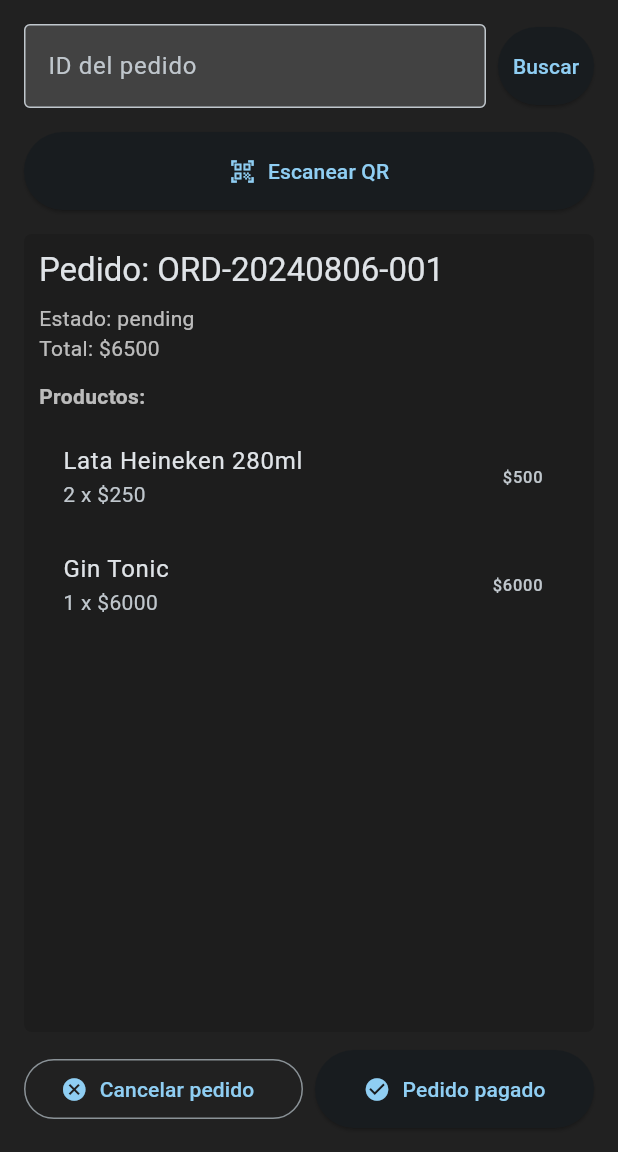
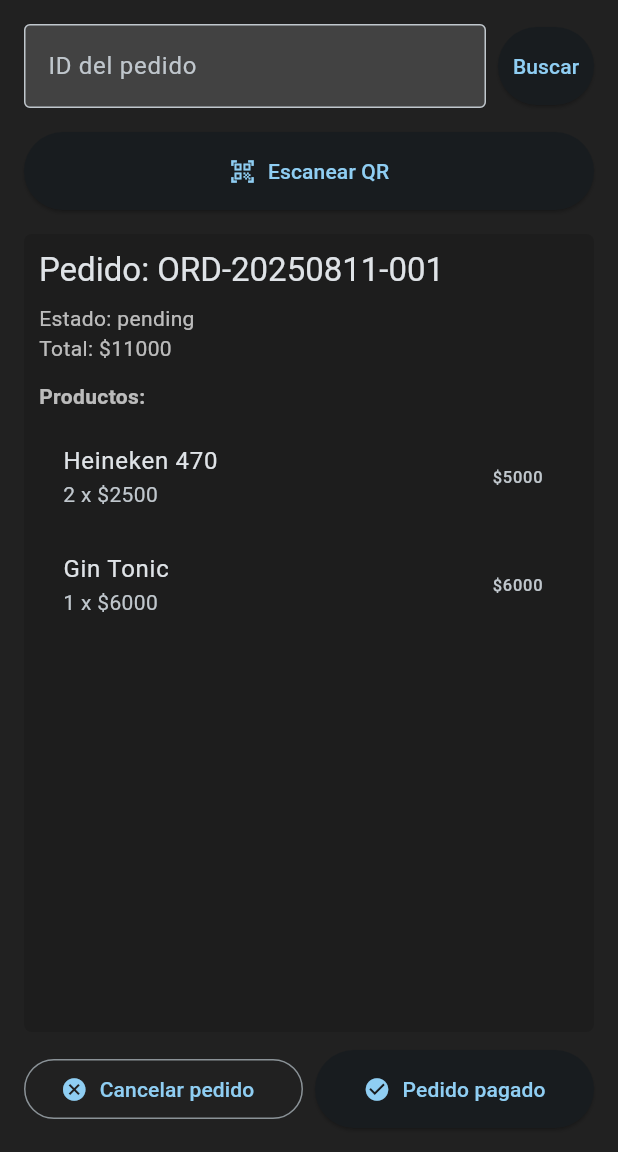
Before and after one commit to adrianferreiro/treintaypico, a Flutter app: the screen it shows after launch, after a tap on "Buscar", on a phone screen of 412 x 824 dp, the part 84-1236 px from its top. Run offline on Flutter 3.47's test engine with Material 3 defaults, Android fonts, the light colour scheme and no system bars; our stand-ins replace dartz, dio, flutter_riverpod, go_router, shared_preferences, sizer.

Commit message:
refactor(order): entites, mappers, models - enums
PR: #2

```diff
--- a/lib/features/orders/data/datasources/fake_order_datasource.dart
+++ b/lib/features/orders/data/datasources/fake_order_datasource.dart
@@ -10,34 +10,39 @@ class FakeOrderDatasource implements OrderDatasource {
 
     if (id == '404') throw NotFoundException();
 
+    final now = DateTime.now();
+    String two(int n) => n.toString().padLeft(2, '0');
+    final orderNumber = 'ORD-${now.year}${two(now.month)}${two(now.day)}-001';
+
     return OrderModel(
       id: id,
       eventId: 'event_789',
       userId: 'user_123',
       companyId: 'company_456',
-      items: [
+      items: const [
         OrderItemModel(
-          productId: 'product_001',
-          productName: 'Lata Heineken 280ml',
+          categoryId: 'cat_beer',
+          productName: 'Heineken 470',
           quantity: 2,
-          unitPrice: 250,
-          subtotal: 500,
+          unitPrice: 2500,
+          subtotal: 5000,
         ),
         OrderItemModel(
-          productId: 'product_002',
+          categoryId: 'cat_cocktail',
           productName: 'Gin Tonic',
           quantity: 1,
           unitPrice: 6000,
           subtotal: 6000,
         ),
       ],
-      totalAmount: 6500,
-      status: 'pending',
+      totalAmount: 11000,
+      isOrderActive: true,
+      status: 'pending', // mapea a OrderStatus.pending en el mapper
       isPaid: false,
-      paymentMethod: null,
-      orderNumber: 'ORD-20240806-001',
-      createdAt: DateTime.now(),
-      updatedAt: DateTime.now(),
+      paymentMethod: null, // o 'cash' | 'card' | 'transfer'
+      orderNumber: orderNumber,
+      createdAt: now,
+      updatedAt: now,
       deliveredAt: null,
     );
   }
--- a/lib/features/orders/data/mappers/order_mapper.dart
+++ b/lib/features/orders/data/mappers/order_mapper.dart
@@ -2,11 +2,13 @@ import 'package:treintaypico/features/orders/data/models/order_item_model.dart';
 import 'package:treintaypico/features/orders/data/models/order_model.dart';
 import 'package:treintaypico/features/orders/domain/entities/order_entity.dart';
 import 'package:treintaypico/features/orders/domain/entities/order_item_entity.dart';
+import 'package:treintaypico/features/orders/domain/enums/order_status.dart';
+import 'package:treintaypico/features/orders/domain/enums/payments_methods.dart';
 
 extension OrderItemMapper on OrderItemModel {
   OrderItemEntity toEntity() {
     return OrderItemEntity(
-      productId: productId,
+      categoryId: categoryId,
       productName: productName,
       quantity: quantity,
       unitPrice: unitPrice,
@@ -24,11 +26,10 @@ extension OrderMapper on OrderModel {
       companyId: companyId,
       items: items.map((e) => e.toEntity()).toList(),
       totalAmount: totalAmount,
-      status: OrderStatus.values.byName(status),
+      isOrderActive: isOrderActive,
+      status: _statusFromString(status),
       isPaid: isPaid,
-      paymentMethod: paymentMethod != null
-          ? PaymentMethod.values.byName(paymentMethod!)
-          : null,
+      paymentMethod: _paymentFromString(paymentMethod),
       orderNumber: orderNumber,
       createdAt: createdAt,
       updatedAt: updatedAt,
@@ -40,3 +41,24 @@ extension OrderMapper on OrderModel {
 extension OrderModelListMapper on List<OrderModel> {
   List<OrderEntity> toEntityList() => map((e) => e.toEntity()).toList();
 }
+
+// ---------- Helpers de mapeo seguro ----------
+
+OrderStatus _statusFromString(String raw) {
+  final v = raw.trim().toLowerCase();
+  for (final s in OrderStatus.values) {
+    if (s.name == v) return s;
+  }
+  // Fallback razonable si backend envía algo inesperado
+  return OrderStatus.pending;
+}
+
+PaymentMethod? _paymentFromString(String? raw) {
+  if (raw == null) return null;
+  final v = raw.trim().toLowerCase();
+  for (final p in PaymentMethod.values) {
+    if (p.name == v) return p;
+  }
+  // Si llega un método desconocido, devolvemos null
+  return null;
+}
--- a/lib/features/orders/domain/entities/order_entity.dart
+++ b/lib/features/orders/domain/entities/order_entity.dart
@@ -1,8 +1,6 @@
-import 'order_item_entity.dart';
-
-enum OrderStatus { pending, confirmed, paid, delivered, cancelled }
-
-enum PaymentMethod { cash, card, transfer }
+import 'package:treintaypico/features/orders/domain/entities/order_item_entity.dart';
+import 'package:treintaypico/features/orders/domain/enums/order_status.dart';
+import 'package:treintaypico/features/orders/domain/enums/payments_methods.dart';
 
 class OrderEntity {
   final String id;
@@ -11,6 +9,7 @@ class OrderEntity {
   final String companyId;
   final List<OrderItemEntity> items;
   final int totalAmount;
+  final bool isOrderActive;
   final OrderStatus status;
   final bool isPaid;
   final PaymentMethod? paymentMethod;
@@ -26,6 +25,7 @@ class OrderEntity {
     required this.companyId,
     required this.items,
     required this.totalAmount,
+    required this.isOrderActive,
     required this.status,
     required this.isPaid,
     this.paymentMethod,
--- a/lib/features/orders/domain/entities/order_item_entity.dart
+++ b/lib/features/orders/domain/entities/order_item_entity.dart
@@ -1,12 +1,12 @@
 class OrderItemEntity {
-  final String productId;
+  final String categoryId; // 🔹 nuevo campo
   final String productName;
   final int quantity;
   final int unitPrice;
   final int subtotal;
 
   const OrderItemEntity({
-    required this.productId,
+    required this.categoryId,
     required this.productName,
     required this.quantity,
     required this.unitPrice,
--- /dev/null
+++ b/lib/features/orders/domain/enums/order_status.dart
@@ -0,0 +1 @@
+enum OrderStatus { pending, confirmed, paid, delivered, cancelled }
--- /dev/null
+++ b/lib/features/orders/domain/enums/payments_methods.dart
@@ -0,0 +1 @@
+enum PaymentMethod { cash, card, transfer }
```
Also changed, not shown: lib/features/orders/data/models/order_item_model.dart (+8 -8 lines), lib/features/orders/data/models/order_model.dart (+19 -15 lines), 6 other files.
